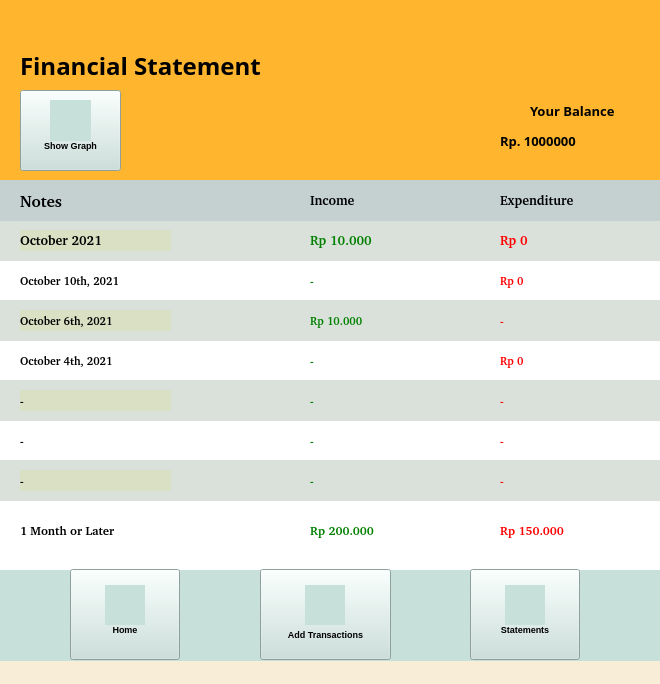
This is trial hans/finstat.ui in hanss27/Caslab7 as Qt 5 draws it before an edit. The edited form follows.
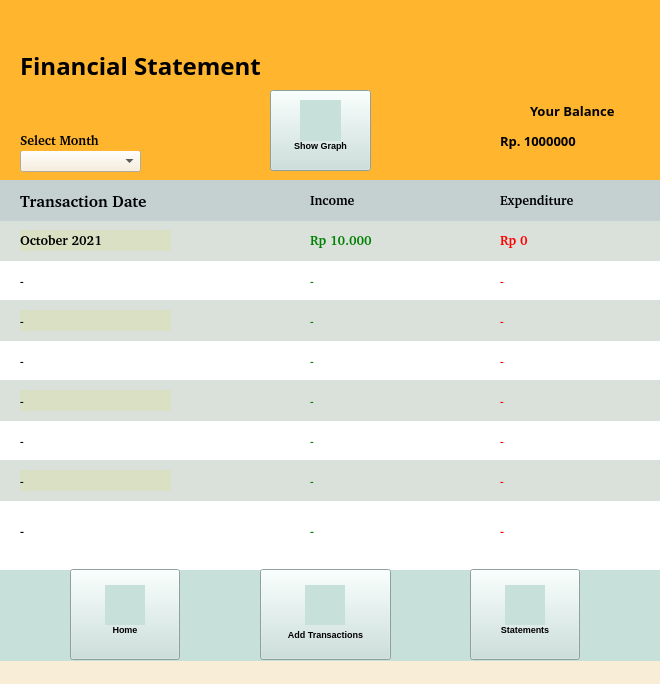
This is the edited form. Icons and pictures are not drawn.

Patch:
```diff
--- a/trial hans/finstat.ui
+++ b/trial hans/finstat.ui
@@ -65,7 +65,7 @@
      <string notr="true">background-color:rgb(197,209,209);</string>
     </property>
     <property name="text">
-     <string>Notes</string>
+     <string>Transaction Date</string>
     </property>
    </widget>
    <widget class="QLabel" name="balancelabel">
@@ -638,7 +638,7 @@
      <string notr="true">background-color:white</string>
     </property>
     <property name="text">
-     <string>October 10th, 2021</string>
+     <string>-</string>
     </property>
    </widget>
    <widget class="QLabel" name="top2label">
@@ -662,7 +662,7 @@
      <string notr="true">background-color:rgb(218,224,195);</string>
     </property>
     <property name="text">
-     <string>October 6th, 2021</string>
+     <string>-</string>
     </property>
    </widget>
    <widget class="QLabel" name="top3label">
@@ -686,7 +686,7 @@
      <string notr="true">background-color:white</string>
     </property>
     <property name="text">
-     <string>October 4th, 2021</string>
+     <string>-</string>
     </property>
    </widget>
    <widget class="QLabel" name="top4label">
@@ -761,7 +761,7 @@
      <string>-</string>
     </property>
    </widget>
-   <widget class="QLabel" name="otherlabel">
+   <widget class="QLabel" name="top7label">
     <property name="geometry">
      <rect>
       <x>20</x>
@@ -782,7 +782,7 @@
      <string notr="true">background-color:white</string>
     </property>
     <property name="text">
-     <string>1 Month or Later</string>
+     <string>-</string>
     </property>
    </widget>
    <widget class="QLabel" name="top1labelinc">
@@ -832,7 +832,7 @@
 background-color:rgb(218,224,218);</string>
     </property>
     <property name="text">
-     <string>Rp 10.000</string>
+     <string>-</string>
     </property>
    </widget>
    <widget class="QLabel" name="top3labelinc">
@@ -935,7 +935,7 @@
      <string>-</string>
     </property>
    </widget>
-   <widget class="QLabel" name="otherlabelinc">
+   <widget class="QLabel" name="top7labelinc">
     <property name="geometry">
      <rect>
       <x>310</x>
@@ -957,7 +957,7 @@
 background-color:white</string>
     </property>
     <property name="text">
-     <string>Rp 200.000</string>
+     <string>-</string>
     </property>
    </widget>
    <widget class="QLabel" name="top1labelexp">
@@ -982,7 +982,7 @@
 background-color:white</string>
     </property>
     <property name="text">
-     <string>Rp 0</string>
+     <string>-</string>
     </property>
    </widget>
    <widget class="QLabel" name="top2labelexp">
@@ -1032,7 +1032,7 @@
 background-color:white</string>
     </property>
     <property name="text">
-     <string>Rp 0</string>
+     <string>-</string>
     </property>
    </widget>
    <widget class="QLabel" name="top4labelexp">
@@ -1110,7 +1110,7 @@
      <string>-</string>
     </property>
    </widget>
-   <widget class="QLabel" name="otherlabelexp">
+   <widget class="QLabel" name="top7labelexp">
     <property name="geometry">
      <rect>
       <x>500</x>
@@ -1132,13 +1132,13 @@
 background-color:white</string>
     </property>
     <property name="text">
-     <string>Rp 150.000</string>
+     <string>-</string>
     </property>
    </widget>
    <widget class="QPushButton" name="graphbutton">
     <property name="geometry">
      <rect>
-      <x>20</x>
+      <x>270</x>
       <y>90</y>
       <width>101</width>
       <height>81</height>
@@ -1164,7 +1164,7 @@
    <widget class="QLabel" name="graphicon">
     <property name="geometry">
      <rect>
-      <x>50</x>
+      <x>300</x>
       <y>100</y>
       <width>41</width>
       <height>41</height>
@@ -1187,6 +1187,40 @@
      <string/>
     </property>
    </widget>
+   <widget class="QComboBox" name="monthselector">
+    <property name="geometry">
+     <rect>
+      <x>20</x>
+      <y>150</y>
+      <width>121</width>
+      <height>22</height>
+     </rect>
+    </property>
+   </widget>
+   <widget class="QLabel" name="monthselectorlbl">
+    <property name="geometry">
+     <rect>
+      <x>20</x>
+      <y>130</y>
+      <width>141</width>
+      <height>21</height>
+     </rect>
+    </property>
+    <property name="font">
+     <font>
+      <family>Champagne &amp; Limousines</family>
+      <pointsize>10</pointsize>
+      <weight>75</weight>
+      <bold>true</bold>
+     </font>
+    </property>
+    <property name="styleSheet">
+     <string notr="true">background-color:rgb(255,182,46);</string>
+    </property>
+    <property name="text">
+     <string>Select Month</string>
+    </property>
+   </widget>
    <zorder>body</zorder>
    <zorder>body2</zorder>
    <zorder>footer</zorder>
@@ -1216,23 +1250,25 @@
    <zorder>top4label</zorder>
    <zorder>top5label</zorder>
    <zorder>top6label</zorder>
-   <zorder>otherlabel</zorder>
+   <zorder>top7label</zorder>
    <zorder>top1labelinc</zorder>
    <zorder>top2labelinc</zorder>
    <zorder>top3labelinc</zorder>
    <zorder>top4labelinc</zorder>
    <zorder>top5labelinc</zorder>
    <zorder>top6labelinc</zorder>
-   <zorder>otherlabelinc</zorder>
+   <zorder>top7labelinc</zorder>
    <zorder>top1labelexp</zorder>
    <zorder>top2labelexp</zorder>
    <zorder>top3labelexp</zorder>
    <zorder>top4labelexp</zorder>
    <zorder>top5labelexp</zorder>
    <zorder>top6labelexp</zorder>
-   <zorder>otherlabelexp</zorder>
+   <zorder>top7labelexp</zorder>
    <zorder>graphbutton</zorder>
    <zorder>graphicon</zorder>
+   <zorder>monthselector</zorder>
+   <zorder>monthselectorlbl</zorder>
   </widget>
   <widget class="QStatusBar" name="statusbar"/>
  </widget>
```
